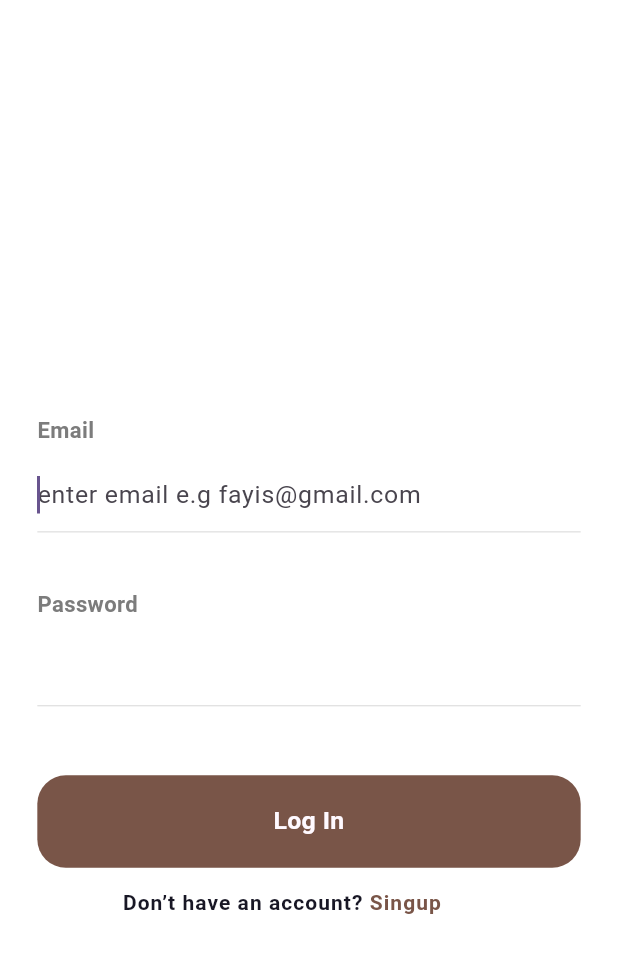
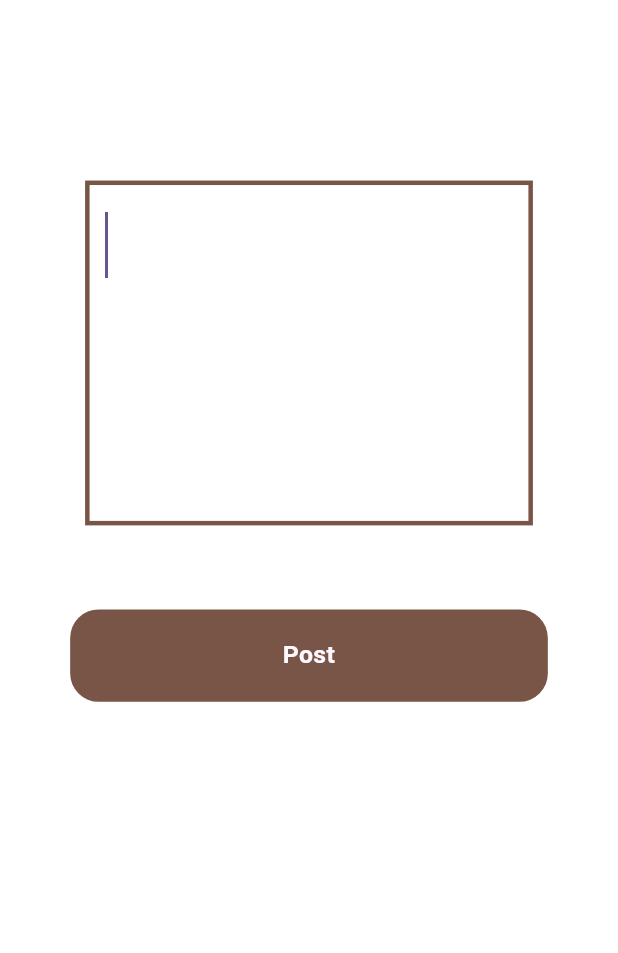
Before and after one commit to Mohdfayistk/firebase, a Flutter app: the screen it shows after launch, on a phone screen of 412 x 824 dp. Shown: the top 953 px of the screen. Run offline on Flutter 3.47's test engine with Material 2 defaults, Android fonts, the phone set to English and light mode, and no system bars; our stand-ins replace firebase_auth, firebase_core, flutter_otp_text_field, flutter_screenutil, fluttertoast, google_sign_in; accounts and stored records are empty; Roboto replaces fonts that are missing (Gilroy, Gilroy-Medium).

Commit message:
middle commit

```diff
--- a/lib/home.dart
+++ b/lib/home.dart
@@ -1,4 +1,3 @@
-import 'package:firebase/home1.dart';
 import 'package:flutter/material.dart';
 import 'package:flutter_screenutil/flutter_screenutil.dart';
 
@@ -9,111 +8,42 @@ class home extends StatefulWidget {
   State<home> createState() => _homeState();
 }
 
-TextEditingController controller = TextEditingController();
-TextEditingController controller1 = TextEditingController();
+TextEditingController text = TextEditingController();
 
 class _homeState extends State<home> {
   @override
   Widget build(BuildContext context) {
     return Scaffold(
       backgroundColor: Colors.white,
-      body: SingleChildScrollView(
-        child: Column(
-          crossAxisAlignment: CrossAxisAlignment.start,
+      body: Column(
         children: [
-            SizedBox(
-              height: 300.h,
-            ),
-            Padding(
-              padding: EdgeInsets.only(left: 25.w),
-              child: Text(
-                'Email',
-                style: TextStyle(
-                  color: Color(0xFF7C7C7C),
-                  fontSize: 16.sp,
-                  fontFamily: 'Gilroy',
-                  fontWeight: FontWeight.w600,
-                ),
-              ),
-            ),
-            SizedBox(
-              height: 10.h,
-            ),
-            Padding(
-              padding: EdgeInsets.only(left: 25.w),
+        SizedBox(height: 120.h,),
+      Center(
+        child: Container(width: 300.w, height: 250.h,
+            margin: const EdgeInsets.all(10),
+        padding: const EdgeInsets.all(10),
+        decoration: BoxDecoration(
+            border: Border.all(color: Colors.brown, width: 3)),
         child: TextFormField(
           style: TextStyle(
             color: Color(0xFF181725),
-                  fontSize: 18.sp,
+            fontSize: 32.sp,
             fontFamily: 'Gilroy-Medium',
-                  fontWeight: FontWeight.w400,
+            fontWeight: FontWeight.w600,
           ),
-                controller: controller,
+          controller: text,
           autofocus: true,
           decoration: InputDecoration(
-                  hintText: 'enter email e.g fayis@gmail.com',
             focusedBorder: InputBorder.none,
             enabledBorder: InputBorder.none,
           ),
         ),
       ),
-            Padding(
-              padding: EdgeInsets.only(left: 25.w),
-              child:
-                  Container(width: 364.w, height: 1.h, color: Color(0xffE2E2E2)),
     ),
-            SizedBox(
-              height: 40.h,
-            ),
-            Padding(
-              padding: EdgeInsets.only(left: 25.w),
-              child: Text(
-                'Password',
-                style: TextStyle(
-                  color: Color(0xFF7C7C7C),
-                  fontSize: 16.sp,
-                  fontFamily: 'Gilroy',
-                  fontWeight: FontWeight.w600,
-                ),
-              ),
-            ),
-            SizedBox(
-              height: 10.h,
-            ),
-            Padding(
-              padding: EdgeInsets.only(left: 25.w),
-              child: TextFormField(
-
-                obscureText: true,
-                style: TextStyle(
-                  color: Color(0xFF181725),
-                  fontSize: 18.sp,
-                  fontFamily: 'Gilroy-Medium',
-                  fontWeight: FontWeight.w400,
-                ),
-                controller: controller1,
-                autofocus: true,
-                decoration: InputDecoration(
-
-
-
-                  focusedBorder: InputBorder.none,
-                  enabledBorder: InputBorder.none,
-                ),
-              ),
-            ),
-            Padding(
-              padding: EdgeInsets.only(left: 25.w),
-              child:
-                  Container(width: 364.w, height: 1.h, color: Color(0xffE2E2E2)),
-            ),
-            SizedBox(
-              height: 50.h,
-            ),
-            Padding(
-              padding: EdgeInsets.only(left: 25.w),
+          SizedBox(height: 50.h,),
+          Center(
             child: Container(
-                width: 364.w,
+              width: 320.w,
               height: 67.h,
               decoration: ShapeDecoration(
                 color: Colors.brown,
@@ -123,7 +53,7 @@ class _homeState extends State<home> {
               ),
               child: Center(
                 child: Text(
-                    'Log In',
+                  'Post',
                   textAlign: TextAlign.center,
                   style: TextStyle(
                     color: Color(0xFFFFF9FF),
@@ -135,48 +65,9 @@ class _homeState extends State<home> {
               ),
             ),
           ),
-             SizedBox(height: 25.h,),
-             Center(
-               child: GestureDetector(onTap: () {
-                 Navigator.of(context)
-                     .push(MaterialPageRoute(builder: (_) => home1()));
-               },
-                 child: SizedBox(width: 250.w,height: 30.h,
-                   child: Text.rich(
-                    TextSpan(
-                      children: [
-                        TextSpan(
-                          text: 'Don’t have an account? ',
-                          style: TextStyle(
-                            color: Color(0xFF181725),
-                            fontSize: 14,
-                            fontFamily: 'Gilroy',
-                            fontWeight: FontWeight.w600,
-                            height: 0.08,
-                            letterSpacing: 0.70,
-                          ),
-                        ),
-                        TextSpan(
-                          text: 'Singup',
-                          style: TextStyle(
-                            color: Colors.brown,
-                            fontSize: 14,
-                            fontFamily: 'Gilroy',
-                            fontWeight: FontWeight.w600,
-                            height: 0.08,
-                            letterSpacing: 0.70,
-                          ),
-                        ),
-                      ],
-                    ),
-            ),
-                 ),
-               ),
-             ),
-            SizedBox(height: 50.h,)
-          ],
-        ),
-      ),
+    ]
+    )
+    ,
     );
   }
 }
--- a/lib/main.dart
+++ b/lib/main.dart
@@ -1,4 +1,5 @@
 import 'package:firebase/home.dart';
+import 'package:firebase/sign in.dart';
 import 'package:firebase_core/firebase_core.dart';
 import 'package:flutter/material.dart';
 import 'package:flutter_screenutil/flutter_screenutil.dart';
--- a/pubspec.yaml
+++ b/pubspec.yaml
@@ -38,6 +38,9 @@ dependencies:
   flutter_screenutil:
   firebase_core:
   firebase_auth:
+  fluttertoast:
+  flutter_otp_text_field:
+  google_sign_in:
 
 
 dev_dependencies:
```
Also changed, not shown: lib/otp verification.dart (added, +62 -0 lines), lib/phone login.dart (added, +110 -0 lines), lib/sign in.dart (added, +195 -0 lines), lib/sign up.dart (renamed from lib/home1.dart, +50 -10 lines), lib/toast.dart (added, +7 -0 lines), pubspec.lock, 1 other file. Lines whose indentation alone changed are shown as unchanged.
